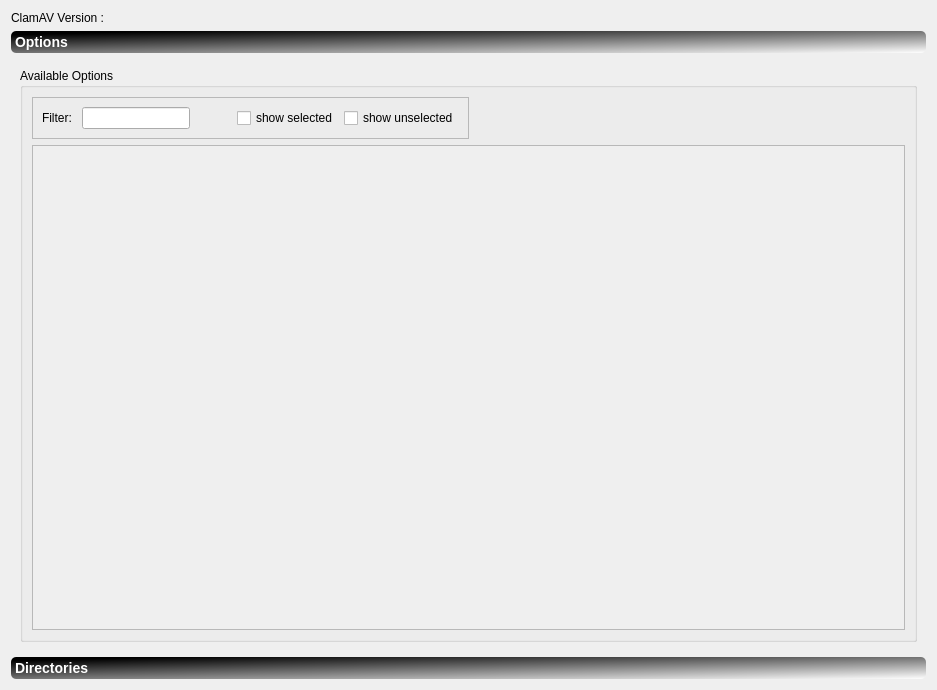
First picture: the form in ui/optionsdialog.ui, repository robinking623/clamav-gui, before the edit.
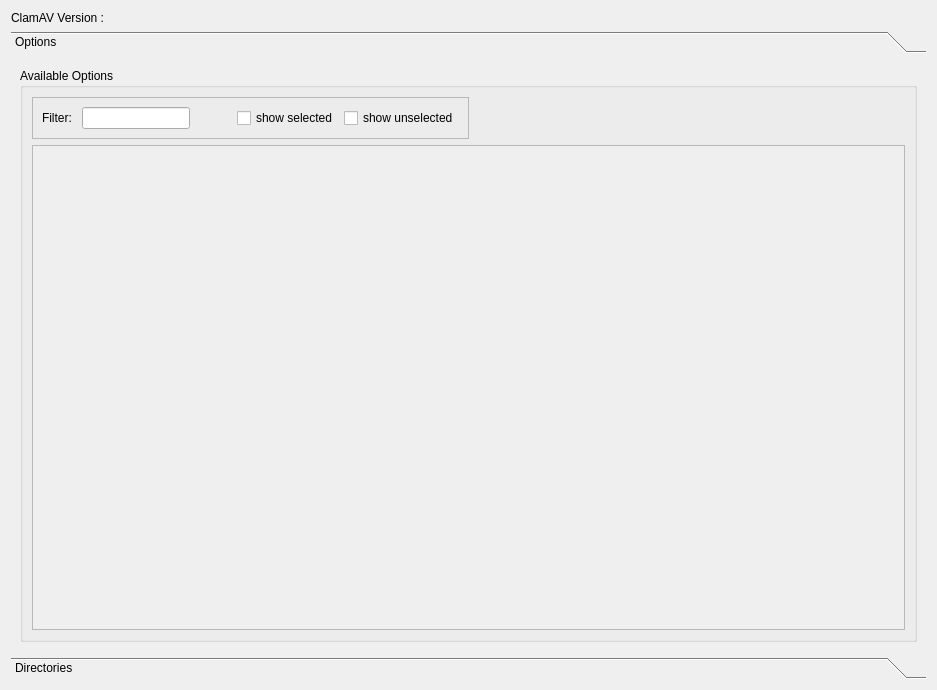
Second picture: the form after the edit. Icons and pictures are not drawn.

Patch:
```diff
--- a/ui/optionsdialog.ui
+++ b/ui/optionsdialog.ui
@@ -26,16 +26,6 @@
    </item>
    <item>
     <widget class="QToolBox" name="tabWidget">
-     <property name="styleSheet">
-      <string notr="true">QToolBox::tab {
-	font-weight:bold;
-	font-size:14px;
-	background-color: qlineargradient(spread:pad, x1:0.005, y1:0.006, x2:1, y2:1, stop:0.0819672 rgba(0, 0, 0, 255), stop:1 rgba(255, 255, 255, 255));
-	color: white;
-	border-radius:5px;
-}
-</string>
-     </property>
      <property name="currentIndex">
       <number>0</number>
      </property>
```
